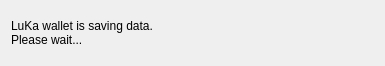
Before: the Qt Designer form src/Gui/Common/ExitWidget.ui in ricochetcoin/ricochet-wallet, drawn with Qt 5.
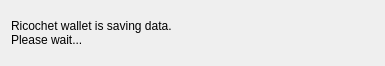
After: the same form once the commit is applied.

```diff
--- a/src/Gui/Common/ExitWidget.ui
+++ b/src/Gui/Common/ExitWidget.ui
@@ -17,7 +17,7 @@
    <item>
     <widget class="QLabel" name="label">
      <property name="text">
-      <string>LuKa wallet is saving data.
+      <string>Ricochet wallet is saving data.
 Please wait...</string>
      </property>
     </widget>
```
